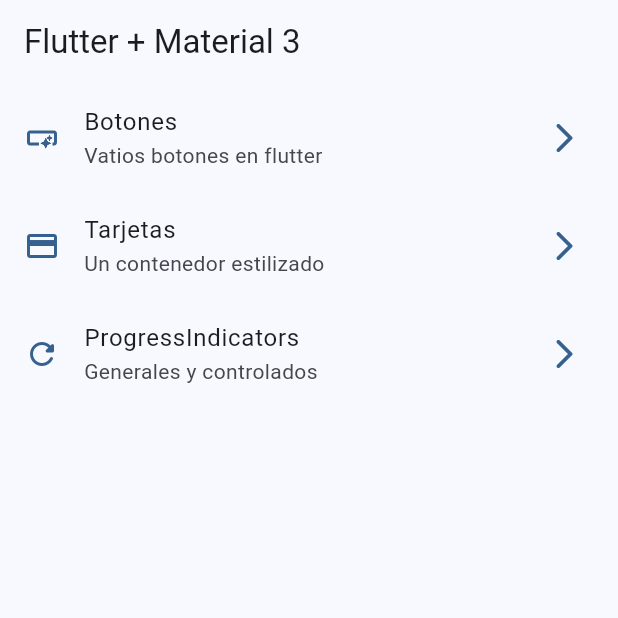
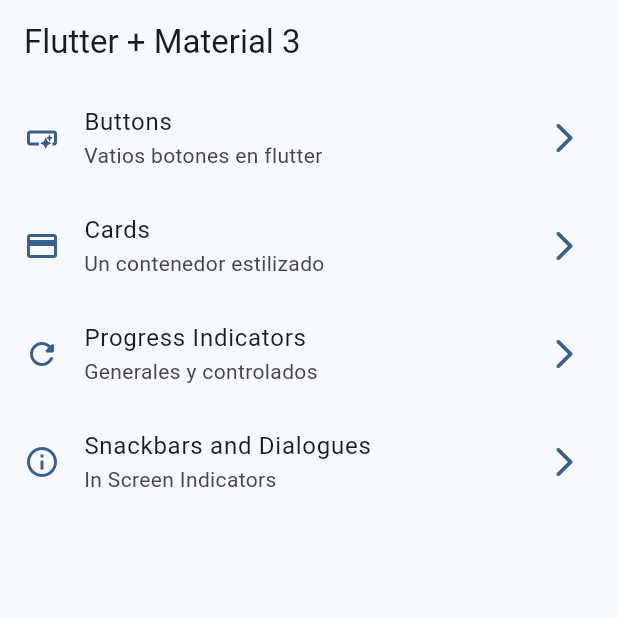
Before and after one commit to NirouNacho/widgets_app, a Flutter app: the screen it shows after launch, on a phone screen of 412 x 824 dp, the top half of it. Run offline on Flutter 3.47's test engine with Material 3 defaults, Android fonts, the phone set to English and light mode, and no system bars; our stand-ins replace go_router; missing offline and left inert: dart:ffi.

Commit message:
snackbars dialogues finished

```diff
--- a/lib/config/menu/menu_items.dart
+++ b/lib/config/menu/menu_items.dart
@@ -15,18 +15,23 @@ class MenuItem {
 
 const appMenuItems = <MenuItem>[
   MenuItem(
-      title: 'Botones',
+      title: 'Buttons',
       subTitle: 'Vatios botones en flutter',
       link: '/buttons',
       icon: Icons.smart_button_outlined),
   MenuItem(
-      title: 'Tarjetas',
+      title: 'Cards',
       subTitle: 'Un contenedor estilizado',
       link: '/cards',
       icon: Icons.credit_card),
   MenuItem(
-      title: 'ProgressIndicators',
+      title: 'Progress Indicators',
       subTitle: 'Generales y controlados',
       link: '/progress',
       icon: Icons.refresh_rounded),
+  MenuItem(
+      title: 'Snackbars and Dialogues',
+      subTitle: 'In Screen Indicators',
+      link: '/snackbars',
+      icon: Icons.info_outline),
 ];
--- a/lib/config/router/app_router.dart
+++ b/lib/config/router/app_router.dart
@@ -25,5 +25,10 @@ final appRouter = GoRouter(
       name: ProgressScreen.name,
       builder: (context, state) => const ProgressScreen(),
     ),
+    GoRoute(
+      path: '/snackbars',
+      name: SnackbarScreen.name,
+      builder: (context, state) => const SnackbarScreen(),
+    ),
   ],
 );
--- a/lib/main.dart
+++ b/lib/main.dart
@@ -12,6 +12,7 @@ class MainApp extends StatelessWidget {
   @override
   Widget build(BuildContext context) {
     return MaterialApp.router(
+      title: 'Flutter Widgets',
       routerConfig: appRouter,
       debugShowCheckedModeBanner: false,
       theme: AppTheme(selectedColor: 0).getTheme(),
```
Also changed, not shown: lib/presentation/screens/snackbar/snackbar_screen.dart (+57 -2 lines).
